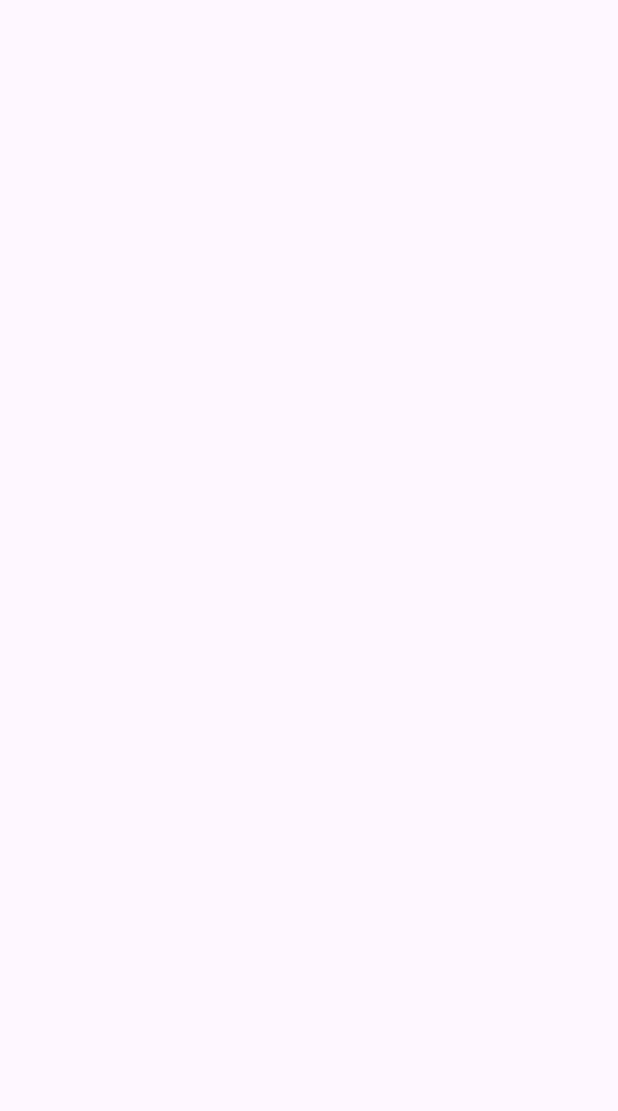
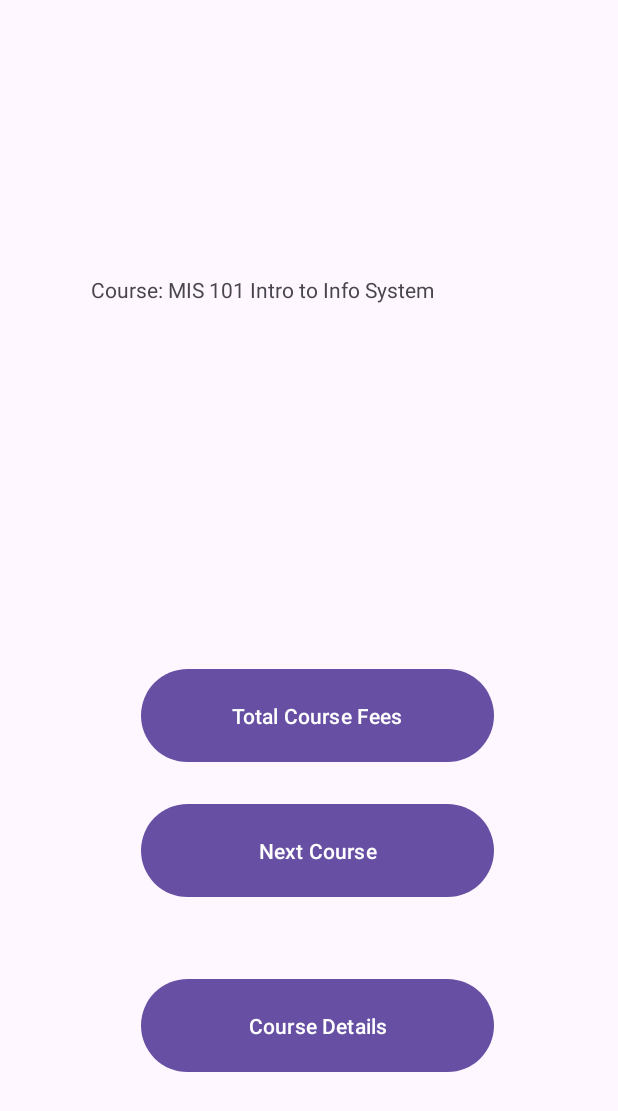
Before and after one commit to Karishma0407/VC-Mobile-Application, an Android app: the screen it shows after launch (MainActivity), on a phone screen of 412 x 824 dp. Before the commit the part shown is empty. Shown: the top 1111 px of the screen. Run offline under Robolectric (Android 15) with nearby library versions, the phone set to English and light mode, and no system bars.

Commit message:
Updated CourseFragment

```diff
--- a/Lab4/CourseProject/app/src/main/java/com/example/courseproject/CourseFragment.java
+++ b/Lab4/CourseProject/app/src/main/java/com/example/courseproject/CourseFragment.java
@@ -6,6 +6,7 @@ import android.view.View;
 import android.view.ViewGroup;
 import android.widget.Button;
 import android.widget.TextView;
+import android.widget.Toast;
 
 import androidx.annotation.Nullable;
 import androidx.fragment.app.Fragment;
@@ -27,6 +28,22 @@ public class CourseFragment extends Fragment {
     @Override
     public void onCreate(@Nullable Bundle savedInstanceState){
         super.onCreate(savedInstanceState);
+
+        Course.credits=3;
+
+        //Should be retrieved from the database
+        Course courseRecord1 = new Course("MIS 101", "Intro to Info System", 140);
+        Course courseRecord2 = new Course("MIS 301", "System Analysis", 35);
+        Course courseRecord3 = new Course("MIS 441", "Database Management", 12);
+        Course courseRecord4 = new Course("CS 155", "Programming in C++", 90);
+        Course courseRecord5 = new Course("MIS 451", "Web-Based Systems", 30);
+        Course courseRecord6 = new Course("MIS 551", "Advanced Web", 30);
+        Course courseRecord7 = new Course("MIS 651", "Advanced Java", 30);
+
+        //Data structure: Array of Objects
+        all_courses = new Course[]{courseRecord1, courseRecord2, courseRecord3, courseRecord4,
+                courseRecord5, courseRecord6, courseRecord7} ;
+
     }
 
     @Nullable
@@ -35,6 +52,38 @@ public class CourseFragment extends Fragment {
 //        View v = super.onCreateView(inflater, container, savedInstanceState);
 
         View v = inflater.inflate(R.layout.fragment_course, container, false);
+
+        //Get the view of courseText_View
+        courseText_View = (TextView) v.findViewById(R.id.course_text_view);
+        courseText_View.setText("Course: " + all_courses[currentIndex].getCourse_no() +
+                " " + all_courses[currentIndex].getCourse_name());
+
+        //Get the view of courseTotalFees_Button
+        courseTotalFees_Button = (Button) v.findViewById(R.id.courseTotalFees_button);
+        courseTotalFees_Button.setOnClickListener(new View.OnClickListener() {
+            @Override
+            public void onClick(View view) {
+                //Get the view of courseTotalFeesText_View
+                courseTotalFeesText_View = (TextView) v.findViewById(R.id.courseTotalFees_text_view);
+                courseTotalFeesText_View.setText("Total Course Fees: " +
+                        all_courses[currentIndex].calculateTotalFees());
+
+                Toast.makeText(getActivity(), "Total Course Fees: " +
+                        all_courses[currentIndex].calculateTotalFees(), Toast.LENGTH_SHORT).show();
+            }
+        });
+
+        //Get the view of courseNext_Button
+        courseNext_Button = (Button) v.findViewById(R.id.courseNext_button);
+        courseNext_Button.setOnClickListener(new View.OnClickListener() {
+            @Override
+            public void onClick(View view) {
+                currentIndex = (currentIndex + 1)%all_courses.length;
+                courseText_View.setText("Course: " + all_courses[currentIndex].getCourse_no() +
+                        " " + all_courses[currentIndex].getCourse_name());
+            }
+        });
+
         return v;
     }
 }
--- a/Lab4/CourseProject/app/src/main/java/com/example/courseproject/MainActivity.java
+++ b/Lab4/CourseProject/app/src/main/java/com/example/courseproject/MainActivity.java
@@ -1,6 +1,8 @@
 package com.example.courseproject;
 
 import androidx.appcompat.app.AppCompatActivity;
+import androidx.fragment.app.Fragment;
+import androidx.fragment.app.FragmentManager;
 
 import android.os.Bundle;
 
@@ -10,5 +12,18 @@ public class MainActivity extends AppCompatActivity {
     protected void onCreate(Bundle savedInstanceState) {
         super.onCreate(savedInstanceState);
         setContentView(R.layout.activity_main);
+
+        //Use FragmentManager to add CourseFragment to fragment_container
+        //of MainActivity
+        FragmentManager fm = getSupportFragmentManager();
+        Fragment fragment = fm.findFragmentById(R.id.fragment_container);
+
+        if(fragment == null)
+        {
+            fragment = new CourseFragment();
+            fm.beginTransaction()
+                    .add(R.id.fragment_container, fragment)
+                    .commit();
+        }
     }
 }
--- a/Lab4/CourseProject/app/src/main/res/layout/fragment_course.xml
+++ b/Lab4/CourseProject/app/src/main/res/layout/fragment_course.xml
@@ -8,7 +8,7 @@
 
     <TextView
         android:id="@+id/course_text_view"
-        android:layout_width="216dp"
+        android:layout_width="300dp"
         android:layout_height="47dp"
         android:text="@string/course_text_view"
         app:layout_constraintBottom_toBottomOf="parent"
@@ -20,7 +20,7 @@
 
     <TextView
         android:id="@+id/courseTotalFees_text_view"
-        android:layout_width="316dp"
+        android:layout_width="300dp"
         android:layout_height="47dp"
         android:layout_marginTop="52dp"
         android:text="@string/courseTotalFees_text_view"
```
